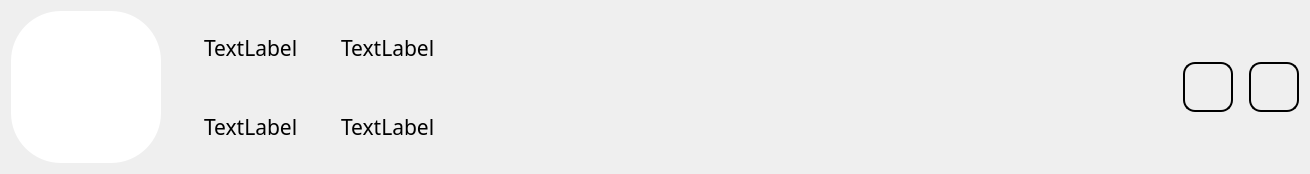
Above: views/ui/client_list_item.ui from LuisUlloaC/GyManager before the change. Below: the same form after it.
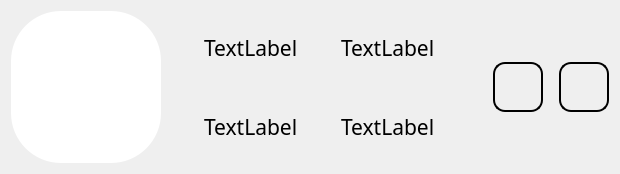
That is the form after the change. Icons and pictures are not drawn.

What changed in the file:
```diff
--- a/views/ui/client_list_item.ui
+++ b/views/ui/client_list_item.ui
@@ -6,14 +6,14 @@
    <rect>
     <x>0</x>
     <y>0</y>
-    <width>1310</width>
+    <width>620</width>
     <height>174</height>
    </rect>
   </property>
   <property name="minimumSize">
    <size>
     <width>0</width>
-    <height>120</height>
+    <height>0</height>
    </size>
   </property>
   <property name="windowTitle">
```
